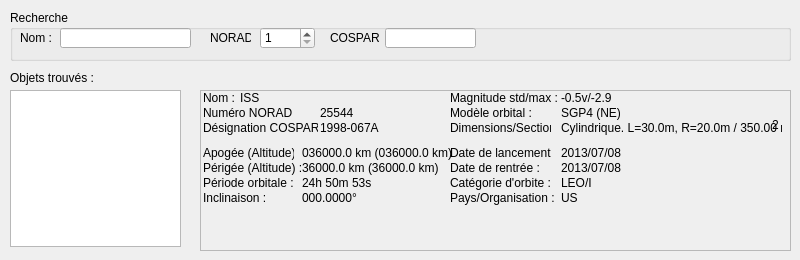
Above: informations.ui from mconsidine/previsat_archive before the change. Below: the same form after it.
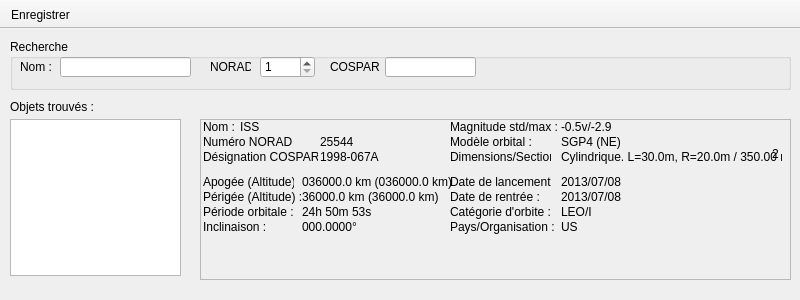
That is the form after the change. Icons and pictures are not drawn.

The edit to the form file:
```diff
--- a/informations.ui
+++ b/informations.ui
@@ -7,19 +7,19 @@
     <x>0</x>
     <y>0</y>
     <width>800</width>
-    <height>260</height>
+    <height>300</height>
    </rect>
   </property>
   <property name="minimumSize">
    <size>
     <width>800</width>
-    <height>260</height>
+    <height>300</height>
    </size>
   </property>
   <property name="maximumSize">
    <size>
     <width>800</width>
-    <height>260</height>
+    <height>300</height>
    </size>
   </property>
   <property name="windowTitle">
@@ -696,6 +696,38 @@
     </widget>
    </widget>
   </widget>
+  <widget class="QToolBar" name="barreOutils">
+   <property name="windowTitle">
+    <string/>
+   </property>
+   <property name="movable">
+    <bool>false</bool>
+   </property>
+   <property name="toolButtonStyle">
+    <enum>Qt::ToolButtonTextUnderIcon</enum>
+   </property>
+   <property name="floatable">
+    <bool>false</bool>
+   </property>
+   <attribute name="toolBarArea">
+    <enum>TopToolBarArea</enum>
+   </attribute>
+   <attribute name="toolBarBreak">
+    <bool>false</bool>
+   </attribute>
+   <addaction name="actionEnregistrer"/>
+  </widget>
+  <action name="actionEnregistrer">
+   <property name="text">
+    <string>Enregistrer</string>
+   </property>
+   <property name="toolTip">
+    <string>Enregistrer</string>
+   </property>
+   <property name="shortcut">
+    <string notr="true">Ctrl+S</string>
+   </property>
+  </action>
  </widget>
  <resources/>
  <connections/>
```
Left out of the diff: 8 changed lines with no effect on the pictures.
